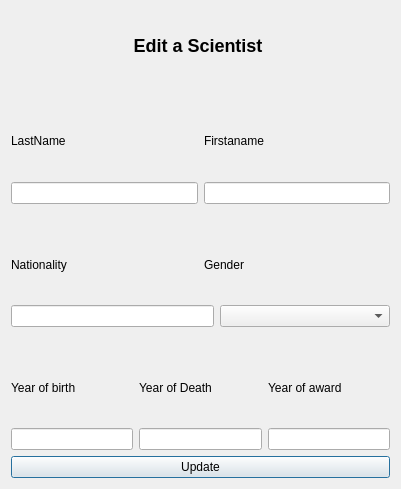
Above: Gui-Vln-2016/editscientist.ui from ivark16/Vln-2016 before the change. Below: the same form after it.
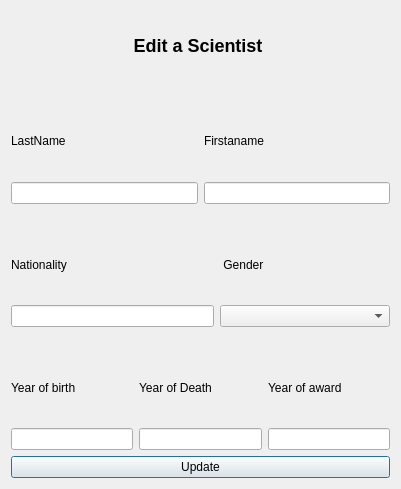
That is the form after the change. Icons and pictures are not drawn.

Diff of the .ui file:
```diff
--- a/Gui-Vln-2016/editscientist.ui
+++ b/Gui-Vln-2016/editscientist.ui
@@ -96,8 +96,14 @@
          <height>0</height>
         </size>
        </property>
+       <property name="maximumSize">
+        <size>
+         <width>170</width>
+         <height>16777215</height>
+        </size>
+       </property>
        <property name="text">
-        <string>Gender</string>
+        <string> Gender</string>
        </property>
       </widget>
      </item>
```
